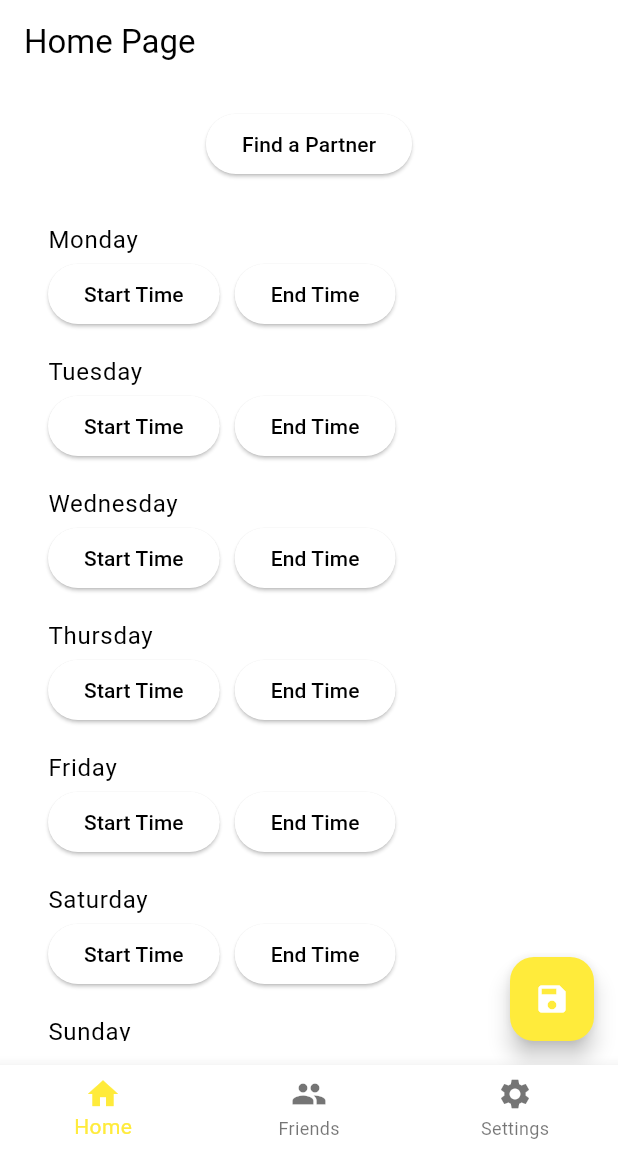
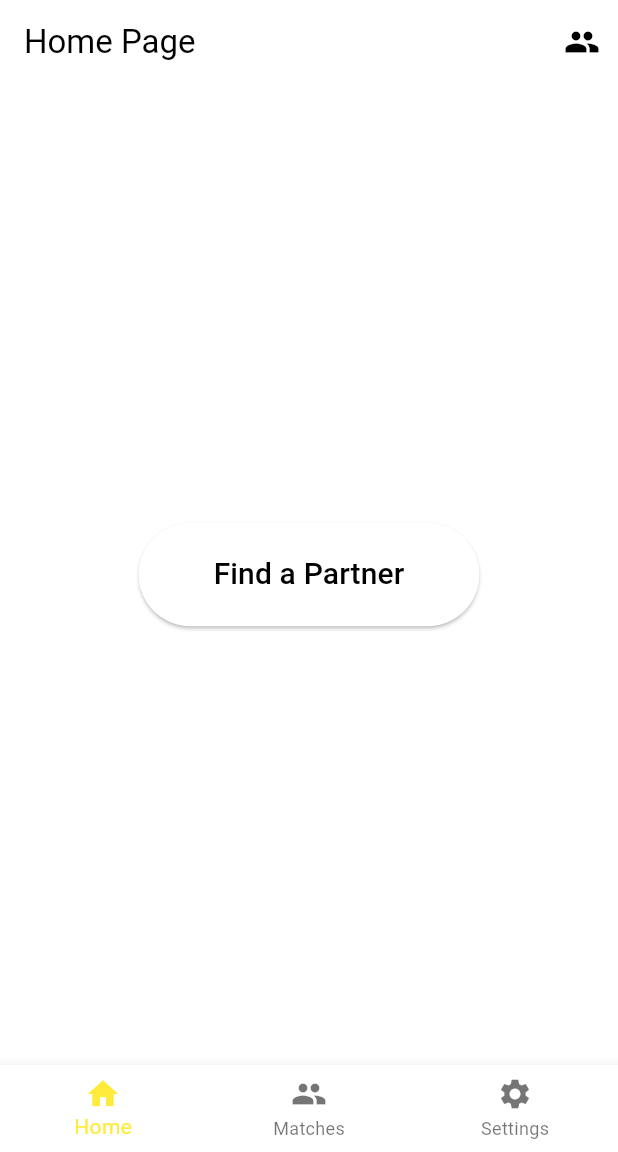
Before and after one commit to hengzhi-zhang/yokefinal, a Flutter app: the screen it shows after launch, on a phone screen of 412 x 824 dp, the part 84-1236 px from its top. Run offline on Flutter 3.47's test engine with Material 2 defaults, Android fonts, the phone set to English and light mode, and no system bars; our stand-ins replace csv, image_picker.

Commit message:
Added Friends List

```diff
--- a/lib/main.dart
+++ b/lib/main.dart
@@ -2,7 +2,8 @@ import 'package:flutter/material.dart';
 import 'screens/home_page.dart';  // Ensure paths are correct
 import 'screens/friends_page.dart';
 import 'screens/settings_page.dart';
-import 'screens/splash_screen.dart';  // This assumes you have created splash_screen.dart as shown in a previous answer.
+import 'screens/splash_screen.dart';
+import 'person.dart'; // This assumes you have created splash_screen.dart as shown in a previous answer.
 
 void main() {
   runApp(const MyApp());
@@ -44,7 +45,7 @@ class _MyHomePageState extends State<MyHomePage> {
 
   final List<Widget> _pages = [
     HomePage(),
-    FriendsPage(),
+    FriendsPage(matchedPartners: globalMatchedPartners),
     SettingsPage(),
   ];
 
@@ -65,7 +66,7 @@ class _MyHomePageState extends State<MyHomePage> {
         },
         items: [
           BottomNavigationBarItem(icon: Icon(Icons.home), label: 'Home'),
-          BottomNavigationBarItem(icon: Icon(Icons.people), label: 'Friends'),
+          BottomNavigationBarItem(icon: Icon(Icons.people), label: 'Matches'),
           BottomNavigationBarItem(icon: Icon(Icons.settings), label: 'Settings'),
         ],
       ),
--- /dev/null
+++ b/lib/person.dart
@@ -0,0 +1,8 @@
+class Person {
+  final String name;
+  final String imageUrl;
+
+  Person({required this.name, required this.imageUrl});
+}
+
+List<Person> globalMatchedPartners = [];
--- a/lib/screens/home_page.dart
+++ b/lib/screens/home_page.dart
@@ -1,4 +1,17 @@
 import 'package:flutter/material.dart';
+import 'dart:math';
+import 'chat_screen.dart';
+import 'friends_page.dart';
+import 'package:yoke_app4/person.dart';
+
+final List<Person> people = [
+  Person(name: 'Hengzhi Zhang', imageUrl: '/Users/hengzhi/Downloads/IMG_4800.JPG'),
+  Person(name: 'Robert Pham', imageUrl: '/Users/hengzhi/Downloads/IMG_0783.JPG'),
+  Person(name: 'Andrew Wang', imageUrl: '/Users/hengzhi/Downloads/Screenshot_20170112-153230.png'),
+  Person(name: 'Morgan Handojo', imageUrl: '/Users/hengzhi/Downloads/FullSizeRender.jpeg'),
+  Person(name: 'Jaden Yi', imageUrl: '/Users/hengzhi/Downloads/IMG_2458.jpg'),
+  // ... same list of people
+];
 
 class HomePage extends StatefulWidget {
   @override
@@ -6,41 +19,36 @@ class HomePage extends StatefulWidget {
 }
 
 class _HomePageState extends State<HomePage> {
-  final daysOfWeek = [
-    'Monday',
-    'Tuesday',
-    'Wednesday',
-    'Thursday',
-    'Friday',
-    'Saturday',
-    'Sunday'
-  ];
-  final selectedTimeSlots = {};
 
-  @override
-  void initState() {
-    super.initState();
-    for (var day in daysOfWeek) {
-      selectedTimeSlots[day] = TimeSlot();
-    }
+  void _findPartner() {
+    // Create a list of potential matches excluding those already in globalMatchedPartners
+    List<Person> potentialMatches = people.where((person) => !globalMatchedPartners.contains(person)).toList();
+
+    if (potentialMatches.isEmpty) {
+      // Handle case where there are no more potential matches
+      showDialog(
+        context: context,
+        builder: (BuildContext context) {
+          return AlertDialog(
+            title: Text('No More Matches'),
+            content: Text('You have chatted with everyone!'),
+            actions: <Widget>[
+              TextButton(
+                child: Text('Okay', style: TextStyle(color: Colors.black)),
+                onPressed: () {
+                  Navigator.of(context).pop();
+                },
+              ),
+            ],
+          );
+        },
+      );
+      return;
     }
 
-  Future<void> _selectTime(BuildContext context, TimeSlot timeSlot, bool isStartTime) async {
-    final TimeOfDay? picked = await showTimePicker(
-      context: context,
-      initialTime: TimeOfDay.now(),
-    );
-    if (picked != null)
-      setState(() {
-        if (isStartTime) {
-          timeSlot.startTime = picked;
-        } else {
-          timeSlot.endTime = picked;
-        }
-      });
-  }
+    final randomIndex = Random().nextInt(potentialMatches.length);
+    final partner = potentialMatches[randomIndex];
 
-  void _findPartner() {
     showDialog(
       context: context,
       builder: (BuildContext context) {
@@ -50,11 +58,11 @@ class _HomePageState extends State<HomePage> {
             children: <Widget>[
               CircleAvatar(
                 radius: 50,
-                backgroundImage: AssetImage('/Users/hengzhi/Downloads/IMG_4800.JPG'), // or NetworkImage(url)
+                backgroundImage: AssetImage(partner.imageUrl),
               ),
               SizedBox(height: 20),
               Text(
-                'Partner found: Hengzhi Zhang',
+                'Partner found: ${partner.name}',
                 style: TextStyle(
                   fontSize: 20,
                   fontWeight: FontWeight.bold,
@@ -64,6 +72,20 @@ class _HomePageState extends State<HomePage> {
             ],
           ),
           actions: <Widget>[
+            TextButton(
+              child: Text('Chat', style: TextStyle(color: Colors.black)),
+              onPressed: () {
+                Navigator.of(context).pop();
+                Navigator.of(context).push(
+                  MaterialPageRoute(
+                    builder: (context) => ChatScreen(partnerName: partner.name),
+                  ),
+                );
+                if (!globalMatchedPartners.contains(partner)) {
+                  globalMatchedPartners.add(partner);
+                }
+              },
+            ),
             TextButton(
               child: Text('Close', style: TextStyle(color: Colors.black)),
               onPressed: () {
@@ -81,63 +103,34 @@ class _HomePageState extends State<HomePage> {
     return Scaffold(
       appBar: AppBar(
         title: Text('Home Page'),
-      ),
-      body: Padding(
-        padding: const EdgeInsets.all(16.0),
-        child: Column(
-          children: [
-            ElevatedButton(
-              onPressed: _findPartner,
-              child: Text('Find a Partner', style: TextStyle(color: Colors.black)), // Setting the text color to black
-              style: ElevatedButton.styleFrom(
-                primary: Colors.white, // This is the button color
-              ),
-            ),
-            SizedBox(height: 20),
-            Expanded(
-              child: ListView.builder(
-                itemCount: daysOfWeek.length,
-                itemBuilder: (context, index) {
-                  String day = daysOfWeek[index];
-                  return ListTile(
-                    title: Text(day),
-                    subtitle: Row(
-                      children: [
-                        ElevatedButton(
-  onPressed: () => _selectTime(context, selectedTimeSlots[day], true),
-  child: Text(selectedTimeSlots[day].startTime?.format(context) ?? "Start Time", style: TextStyle(color: Colors.black)),
-  style: ElevatedButton.styleFrom(primary: Colors.white),
-),
-                        SizedBox(width: 10),
-                        ElevatedButton(
-  onPressed: () => _selectTime(context, selectedTimeSlots[day], false),
-  child: Text(selectedTimeSlots[day].endTime?.format(context) ?? "End Time", style: TextStyle(color: Colors.black)),
-  style: ElevatedButton.styleFrom(primary: Colors.white),
-),
-                      ],
+        actions: <Widget>[
+          IconButton(
+            icon: Icon(Icons.group),
+            onPressed: () {
+              Navigator.of(context).push(
+                MaterialPageRoute(
+                  builder: (context) => FriendsPage(matchedPartners: globalMatchedPartners),
                 ),
               );
             },
           ),
-            ),
         ],
       ),
+      body: Center(
+        child: ElevatedButton(
+          onPressed: _findPartner,
+          child: Text(
+            'Find a Partner',
+            style: TextStyle(color: Colors.black, fontSize: 20),
           ),
-      floatingActionButton: FloatingActionButton(
-        onPressed: () {
-          // Logic to save the data goes here.
-          print(selectedTimeSlots);
-        },
-        child: Icon(Icons.save),
+          style: ElevatedButton.styleFrom(
+            primary: Colors.white, // This is the button color
+            padding: EdgeInsets.symmetric(horizontal: 50, vertical: 20),
+          ),
+        ),
       ),
     );
   }
 }
 
-class TimeSlot {
-  TimeOfDay? startTime;
-  TimeOfDay? endTime;
-  TimeSlot({this.startTime, this.endTime});
-}
-
 void main() => runApp(MaterialApp(home: HomePage()));
```
Also changed, not shown: lib/screens/chat_screen.dart (added, +53 -0 lines), lib/screens/friends_page.dart (+35 -3 lines). Lines whose indentation alone changed are shown as unchanged.
